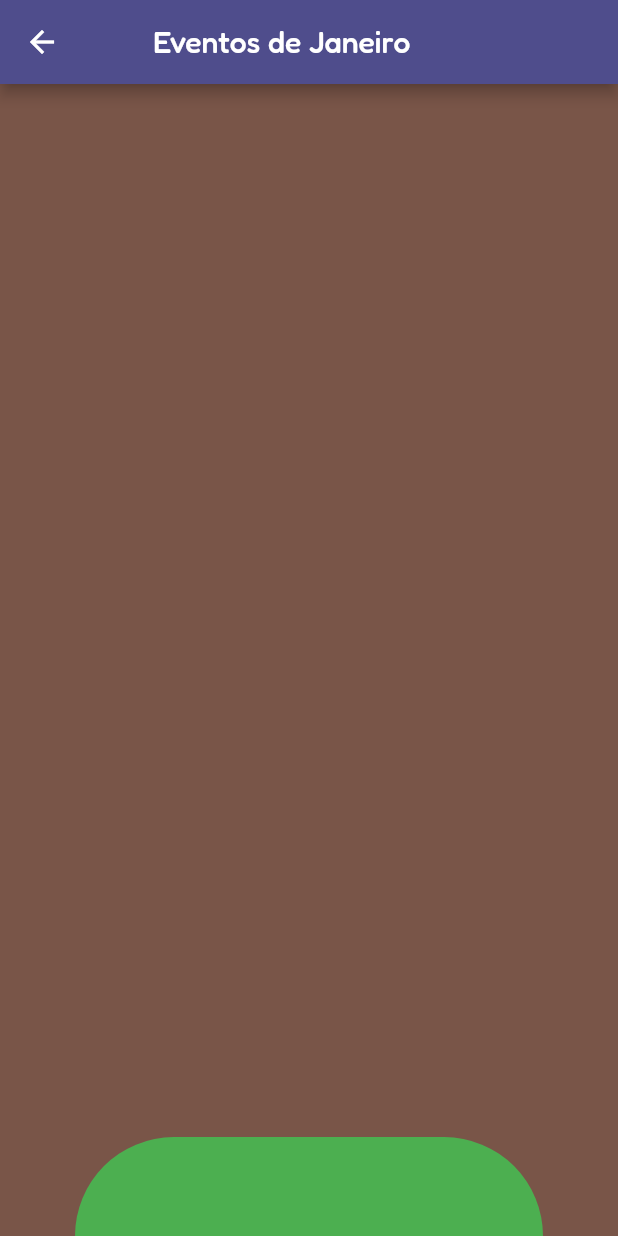
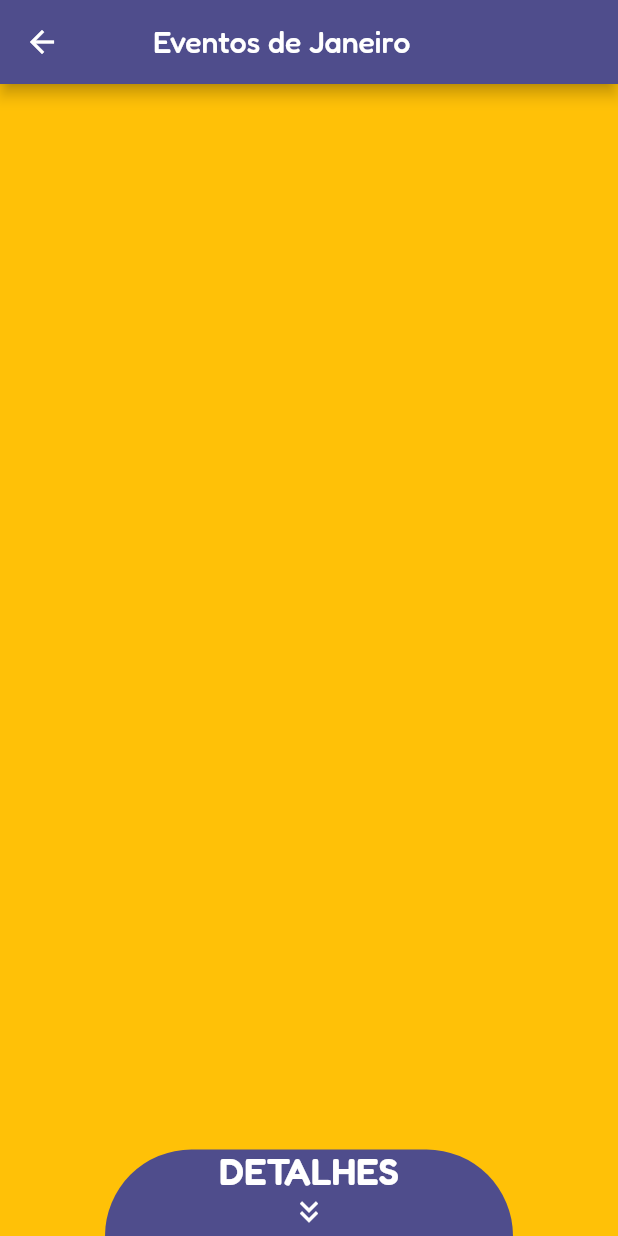
Before and after one commit to JoseGoncalvess/My_Money, a Flutter app: the MonthPageDetails screen opened directly, on a phone screen of 412 x 824 dp. Run offline on Flutter 3.47's test engine with Material 2 defaults, Android fonts, the light colour scheme and no system bars.

Commit message:
finishin prototico page details

```diff
--- a/lib/page/app_widegt.dart
+++ b/lib/page/app_widegt.dart
@@ -17,6 +17,7 @@ class _AppWidegtState extends State<AppWidegt> {
         theme: ThemeData(
           fontFamily: 'Fredoka',
           colorScheme: const ColorScheme.dark(onPrimary: Color(0xff4F4D8C)),
+
           // useMaterial3: true,
         ),
         home: const SplashPage());
--- /dev/null
+++ b/lib/page/screens/monthPage/animated_details_widget.dart
@@ -0,0 +1,54 @@
+import 'package:flutter/material.dart';
+
+class AnimatedDetailsWidget extends StatefulWidget {
+  const AnimatedDetailsWidget({Key? key}) : super(key: key);
+
+  @override
+  State<AnimatedDetailsWidget> createState() => _AnimatedDetailsWidgetState();
+}
+
+class _AnimatedDetailsWidgetState extends State<AnimatedDetailsWidget> {
+  bool animated = false;
+
+  @override
+  Widget build(BuildContext context) {
+    final height = MediaQuery.of(context).size.height;
+    final width = MediaQuery.of(context).size.width;
+    return Positioned(
+        left: !animated ? 70 : 0,
+        right: !animated ? 70 : 0,
+        bottom: 0,
+        child: GestureDetector(
+          onTap: () {
+            setState(() {
+              animated = !animated;
+            });
+          },
+          child: AnimatedContainer(
+              duration: const Duration(milliseconds: 800),
+              decoration: BoxDecoration(
+                color: !animated
+                    ? const Color(0xff4F4D8C)
+                    : const Color(0xFF2E4159),
+                borderRadius: BorderRadius.only(
+                  topLeft: Radius.circular(animated ? 50 : 80),
+                  topRight: Radius.circular(animated ? 50 : 80),
+                ),
+              ),
+              curve: Curves.easeInOutSine,
+              height: !animated ? height * 0.07 : height * 0.5,
+              width: !animated ? width * 0.3 : width,
+              child: Column(
+                mainAxisAlignment: MainAxisAlignment.start,
+                children: [
+                  Text(
+                    'DETALHES',
+                    style: TextStyle(
+                        fontSize: width * 0.06, fontWeight: FontWeight.w600),
+                  ),
+                  const Icon(Icons.keyboard_double_arrow_down)
+                ],
+              )),
+        ));
+  }
+}
--- a/lib/page/screens/monthPage/month_page_details.dart
+++ b/lib/page/screens/monthPage/month_page_details.dart
@@ -1,4 +1,6 @@
 import 'package:flutter/material.dart';
+
+import 'animated_details_widget.dart';
 
 class MonthPageDetails extends StatefulWidget {
   const MonthPageDetails({super.key});
@@ -45,31 +47,23 @@ class _MonthPageDetailsState extends State<MonthPageDetails>
         child: Stack(
           children: [
             Container(
-              color: Colors.brown,
+              height: height,
+              width: width,
+              child: PageView(
+                children: [
+                  Container(
+                    color: Colors.amber,
+                  ),
+                  Container(
+                    color: Colors.red,
+                  ),
+                  Container(
+                    color: Colors.green,
+                  )
+                ],
+              ),
             ),
-            Positioned(
-                left: 50,
-                right: 50,
-                bottom: 0,
-                child: GestureDetector(
-                  onTap: () {
-                    setState(() {
-                      animated = !animated;
-                    });
-                  },
-                  child: AnimatedContainer(
-                      duration: Duration(seconds: 1),
-                      decoration: BoxDecoration(
-                        color: !animated ? Colors.green : Colors.red,
-                        borderRadius: BorderRadius.only(
-                          topLeft: Radius.circular(animated ? 0 : 90),
-                          topRight: Radius.circular(animated ? 0 : 90),
-                        ),
-                      ),
-                      curve: Curves.easeInOutCirc,
-                      height: !animated ? height * 0.08 : height * 0.5,
-                      width: width),
-                )),
+            const AnimatedDetailsWidget()
           ],
         ),
       ),
```
Also changed, not shown: lib/page/screens/home/home_page.dart (+9 -1 lines), lib/page/screens/home/list_drawer_widget.dart (added, +73 -0 lines), lib/page/screens/home/tabbar_menu_widget.dart (+14 -3 lines).
